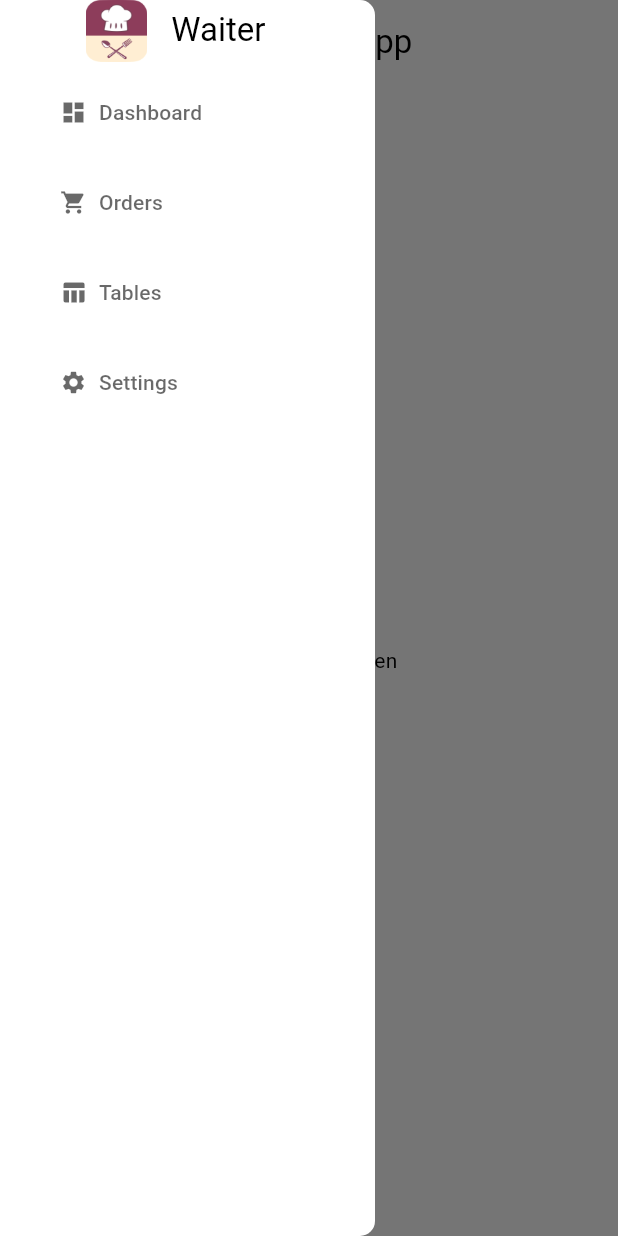
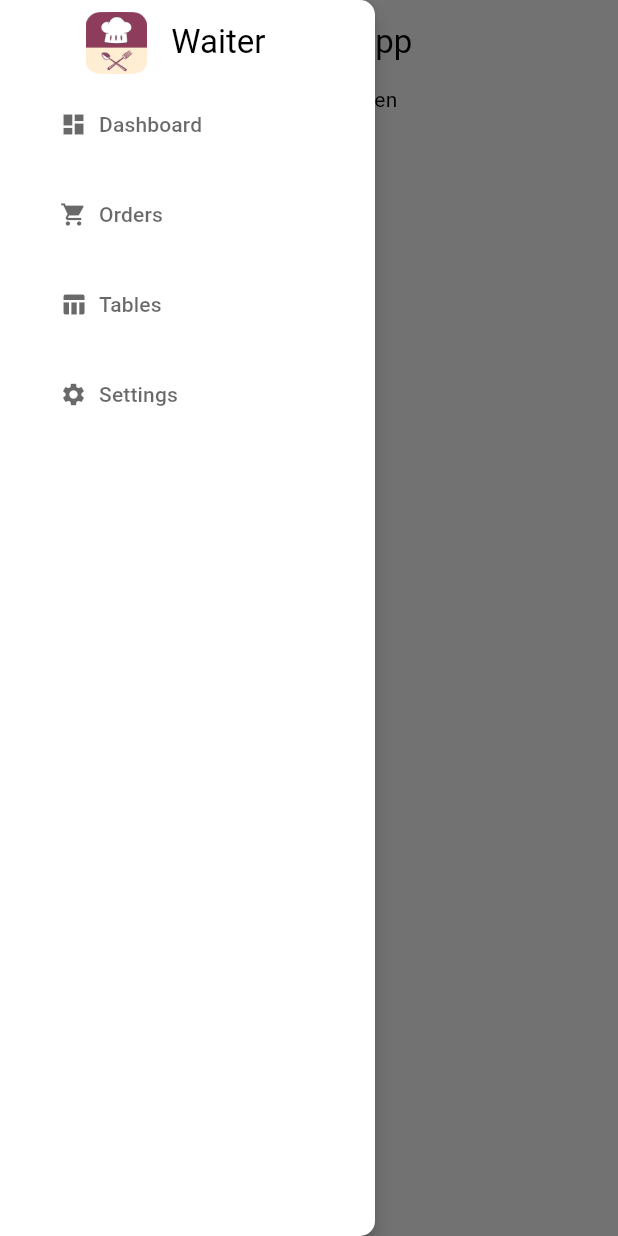
Before and after one commit to RKOrtega94/restaurant_waiter_app, a Flutter app: the screen it shows after launch, with the side drawer open, on a phone screen of 412 x 824 dp. Run offline on Flutter 3.47's test engine with Material 3 defaults, Android fonts, the phone set to English and light mode, and no system bars; our stand-ins replace hooks_riverpod, riverpod_annotation; generated files the repository leaves out were written again.

Commit message:
Enhance theme and layout: update light theme colors, adjust side navigation for mobile breakpoint, and improve app side navigation structure

````diff
--- a/lib/core/app/theme/theme.dart
+++ b/lib/core/app/theme/theme.dart
@@ -4,7 +4,18 @@ import 'package:restaurant_waiter_app/core/constants/app_sizes.dart';
 /// Light Theme
 ThemeData lightTheme() => ThemeData(
       useMaterial3: true,
-      colorScheme: const ColorScheme.light(),
+      colorScheme: const ColorScheme.light(
+        surface: Color(
+          0xFFF9F9F9,
+        ),
+      ),
+      appBarTheme: const AppBarTheme(
+        backgroundColor: Colors.white,
+        elevation: 0,
+        iconTheme: IconThemeData(
+          color: Colors.black,
+        ),
+      ),
       inputDecorationTheme: InputDecorationTheme(
         border: OutlineInputBorder(
           borderRadius: BorderRadius.circular(AppSizes.inputRadius),
--- a/lib/core/constants/app_sizes.dart
+++ b/lib/core/constants/app_sizes.dart
@@ -13,4 +13,5 @@ class AppSizes {
   static const double drawerPadding = 8.0;
   static const double drawerWidth = 250.0;
   static const double drawerIosVerticalPadding = 16.0;
+  static const double mobileBreakpoint = 600.0;
 }
--- a/lib/shared/layout/main/main_layout.dart
+++ b/lib/shared/layout/main/main_layout.dart
@@ -1,5 +1,6 @@
 import 'package:flutter/material.dart';
 import 'package:hooks_riverpod/hooks_riverpod.dart';
+import 'package:restaurant_waiter_app/core/constants/app_sizes.dart';
 import 'package:restaurant_waiter_app/shared/widgets/app_bar/app_main_appbar.dart';
 import 'package:restaurant_waiter_app/shared/widgets/side_nav/app_side_nav.dart';
 
@@ -24,21 +25,34 @@ class MainLayout extends ConsumerWidget {
       key: scaffoldKey,
       extendBody: true,
       backgroundColor: Theme.of(context).colorScheme.surface,
-      drawer: const AppSideNav(),
-      body: CustomScrollView(
+      drawer: MediaQuery.sizeOf(context).width > AppSizes.mobileBreakpoint
+          ? null
+          : const AppSideNav(),
+      body: SizedBox(
+        width: MediaQuery.sizeOf(context).width,
+        height: MediaQuery.sizeOf(context).height,
+        child: Row(
+          spacing: AppSizes.spacingMedium,
+          children: [
+            if (MediaQuery.sizeOf(context).width > AppSizes.mobileBreakpoint)
+              const AppSideNav(),
+            Expanded(
+              child: CustomScrollView(
                 slivers: [
+                  if (MediaQuery.sizeOf(context).width <=
+                      AppSizes.mobileBreakpoint)
                     AppMainAppbar(
                       scaffoldKey: scaffoldKey,
                     ),
                   SliverToBoxAdapter(
-            child: SizedBox(
-              height: MediaQuery.sizeOf(context).height -
-                  AppBar().preferredSize.height,
                     child: child,
+                  ),
+                ],
               ),
             ),
           ],
         ),
+      ),
     );
   }
 }
--- a/lib/shared/widgets/side_nav/app_side_nav.dart
+++ b/lib/shared/widgets/side_nav/app_side_nav.dart
@@ -10,24 +10,51 @@ class AppSideNav extends ConsumerWidget {
 
   @override
   Widget build(BuildContext context, WidgetRef ref) {
-    return SizedBox(
+    return Container(
       width: AppSizes.drawerWidth,
       height: MediaQuery.sizeOf(context).height,
+      padding: EdgeInsets.all(
+        MediaQuery.sizeOf(context).width > AppSizes.mobileBreakpoint
+            ? AppSizes.spacingSmall
+            : 0,
+      ),
       child: LayoutBuilder(
-        builder: (context, constraints) => Container(
+        builder: (context, constraints) => Material(
+          elevation: 5,
+          color: Theme.of(context).appBarTheme.backgroundColor,
+          borderRadius: BorderRadius.only(
+            topRight: const Radius.circular(AppSizes.inputRadius),
+            bottomRight: const Radius.circular(AppSizes.inputRadius),
+            topLeft:
+                MediaQuery.sizeOf(context).width > AppSizes.mobileBreakpoint
+                    ? const Radius.circular(AppSizes.inputRadius)
+                    : Radius.zero,
+            bottomLeft:
+                MediaQuery.sizeOf(context).width > AppSizes.mobileBreakpoint
+                    ? const Radius.circular(AppSizes.inputRadius)
+                    : Radius.zero,
+          ),
+          child: Container(
             width: constraints.maxWidth,
             height: constraints.maxHeight,
             padding: EdgeInsets.only(
-            top: MediaQuery.paddingOf(context).top,
+              top: MediaQuery.paddingOf(context).top + AppSizes.spacingSmall,
               left: AppSizes.drawerPadding,
               right: AppSizes.drawerPadding,
               bottom: MediaQuery.paddingOf(context).bottom,
             ),
             decoration: BoxDecoration(
-            color: Theme.of(context).colorScheme.surface,
-            borderRadius: const BorderRadius.only(
-              topRight: Radius.circular(AppSizes.inputRadius),
-              bottomRight: Radius.circular(AppSizes.inputRadius),
+              borderRadius: BorderRadius.only(
+                topRight: const Radius.circular(AppSizes.inputRadius),
+                bottomRight: const Radius.circular(AppSizes.inputRadius),
+                topLeft:
+                    MediaQuery.sizeOf(context).width > AppSizes.mobileBreakpoint
+                        ? const Radius.circular(AppSizes.inputRadius)
+                        : Radius.zero,
+                bottomLeft:
+                    MediaQuery.sizeOf(context).width > AppSizes.mobileBreakpoint
+                        ? const Radius.circular(AppSizes.inputRadius)
+                        : Radius.zero,
               ),
             ),
             child: Column(
@@ -55,6 +82,7 @@ class AppSideNav extends ConsumerWidget {
             ),
           ),
         ),
+      ),
     );
   }
 }
--- a/lib/shared/widgets/side_nav/app_side_nav_logo.dart
+++ b/lib/shared/widgets/side_nav/app_side_nav_logo.dart
@@ -1,7 +1,19 @@
+import 'package:flutter/foundation.dart';
 import 'package:flutter/material.dart';
 import 'package:restaurant_waiter_app/core/constants/app_images.dart';
 import 'package:restaurant_waiter_app/core/constants/app_sizes.dart';
 
+/// AppSideNavLogo
+///
+/// {@category Widgets}
+/// {@subCategory SideNav}
+///
+/// AppSideNavLogo is a StatelessWidget that displays the logo of the application.
+///
+/// Example:
+/// ```dart
+/// AppSideNavLogo();
+/// ```
 class AppSideNavLogo extends StatelessWidget {
   const AppSideNavLogo({super.key});
 
@@ -16,6 +28,7 @@ class AppSideNavLogo extends StatelessWidget {
           mainAxisAlignment: MainAxisAlignment.center,
           spacing: AppSizes.spacingMedium,
           children: [
+            if (kIsWeb) const SizedBox(height: AppSizes.spacingMedium),
             Image.asset(
               AppImages.logo,
               width: MediaQuery.sizeOf(context).width * 0.1 > 50
````
Lines whose indentation alone changed are shown as unchanged.
